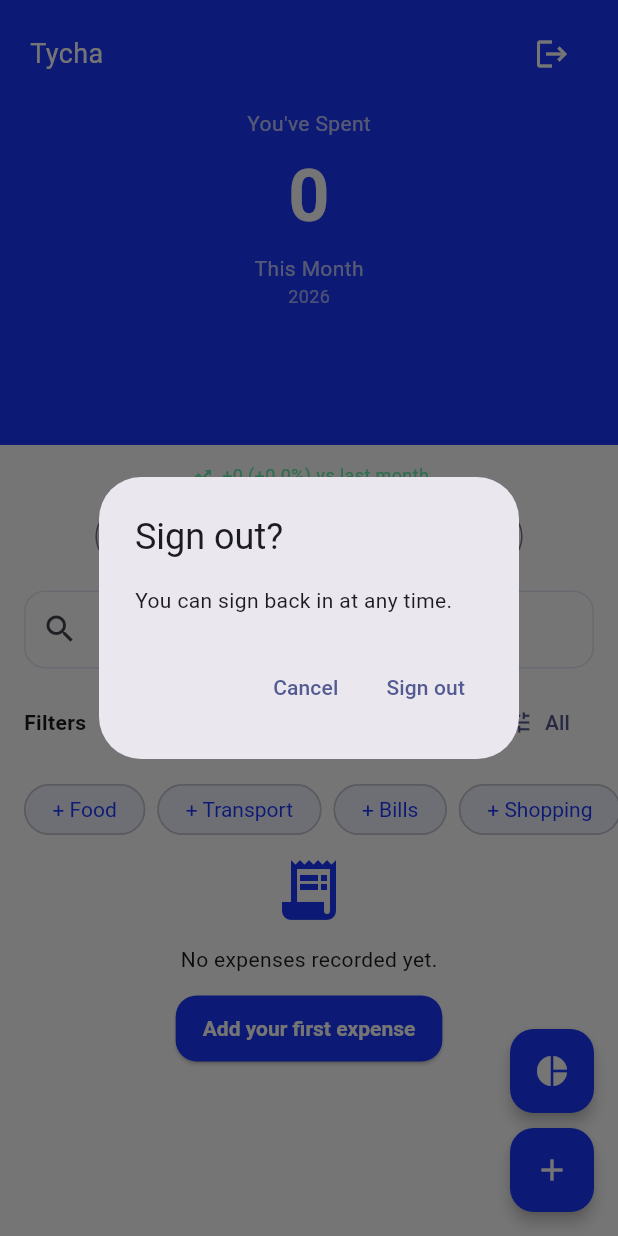
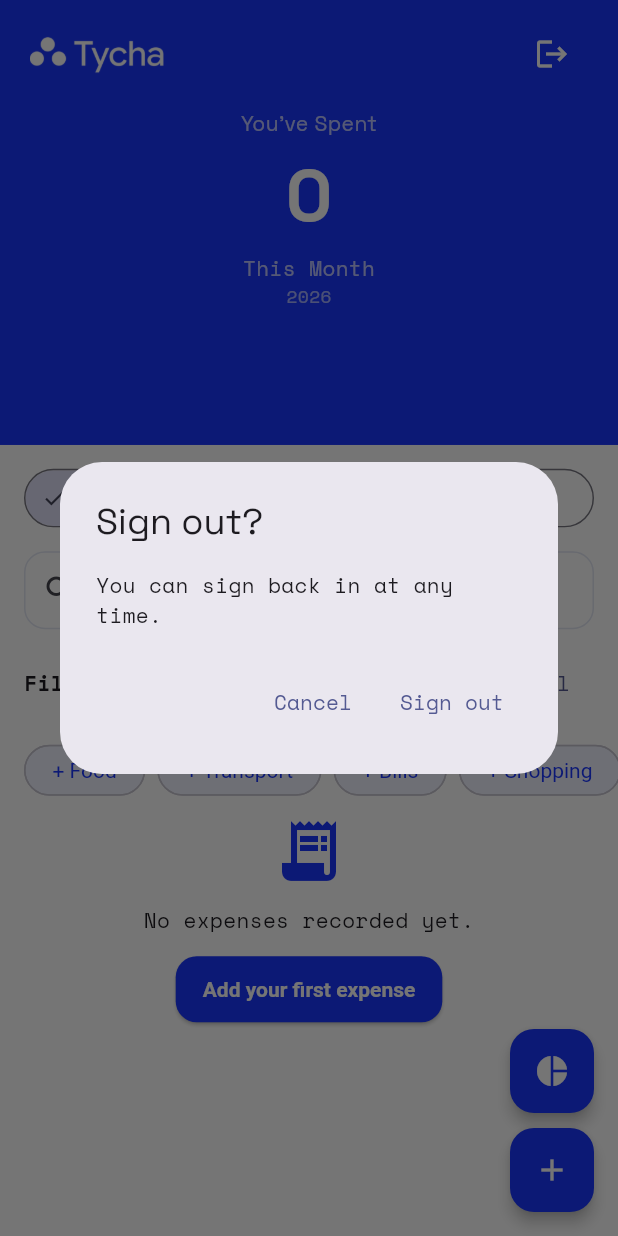
Before and after one commit to ElliotJcbH/tycha-expense-tracker, a Flutter app: the screen it shows once a user with an empty profile is signed in, after a tap on the "logout" icon, on a phone screen of 412 x 824 dp. Run offline on Flutter 3.47's test engine with Material 3 defaults, Android fonts, the phone set to English and light mode, and no system bars; our stand-ins replace cloud_firestore, firebase_auth, firebase_core, fl_chart; accounts and stored records are empty.

Commit message:
Add custom fonts and adjust UI typography/layout
Add SpaceGrotesk and SpaceMono font files and register them in pubspec.yaml. Update main theme to use the new fonts and a custom textTheme. Tweak login and signup screens: adjust paddings, logo alignment/size, spacing, and apply SpaceGrotesk to headings; add decorationColor for underlined links. Update HomeScreen: add TimeRange.year option and filter logic for yearly view, add 'Year' segment to time selector, replace app bar title text with logo, apply SpaceGrotesk to several header texts, and remove the month-delta calculation widget. Overall refinements to spacing and typography for a more consistent UI.

```diff
--- a/lib/main.dart
+++ b/lib/main.dart
@@ -51,6 +51,24 @@ class MyApp extends StatelessWidget {
       seedColor: seedColor,
       brightness: Brightness.light,
     );
+    final baseTextTheme = ThemeData.light().textTheme;
+    final textTheme = baseTextTheme.copyWith(
+      displayLarge: baseTextTheme.displayLarge?.copyWith(fontFamily: 'SpaceGrotesk'),
+      displayMedium: baseTextTheme.displayMedium?.copyWith(fontFamily: 'SpaceGrotesk'),
+      displaySmall: baseTextTheme.displaySmall?.copyWith(fontFamily: 'SpaceGrotesk'),
+      headlineLarge: baseTextTheme.headlineLarge?.copyWith(fontFamily: 'SpaceGrotesk'),
+      headlineMedium: baseTextTheme.headlineMedium?.copyWith(fontFamily: 'SpaceGrotesk'),
+      headlineSmall: baseTextTheme.headlineSmall?.copyWith(fontFamily: 'SpaceGrotesk'),
+      titleLarge: baseTextTheme.titleLarge?.copyWith(fontFamily: 'SpaceGrotesk'),
+      titleMedium: baseTextTheme.titleMedium?.copyWith(fontFamily: 'SpaceGrotesk'),
+      titleSmall: baseTextTheme.titleSmall?.copyWith(fontFamily: 'SpaceGrotesk'),
+      bodyLarge: baseTextTheme.bodyLarge?.copyWith(fontFamily: 'SpaceMono'),
+      bodyMedium: baseTextTheme.bodyMedium?.copyWith(fontFamily: 'SpaceMono'),
+      bodySmall: baseTextTheme.bodySmall?.copyWith(fontFamily: 'SpaceMono'),
+      labelLarge: baseTextTheme.labelLarge?.copyWith(fontFamily: 'SpaceMono'),
+      labelMedium: baseTextTheme.labelMedium?.copyWith(fontFamily: 'SpaceMono'),
+      labelSmall: baseTextTheme.labelSmall?.copyWith(fontFamily: 'SpaceMono'),
+    );
 
     return MaterialApp(
       title: 'Tycha Expense Tracker',
@@ -58,6 +76,9 @@ class MyApp extends StatelessWidget {
       theme: ThemeData(
         colorScheme: colorScheme,
         useMaterial3: true,
+        fontFamily: 'SpaceMono',
+        textTheme: textTheme,
+        primaryTextTheme: textTheme,
         scaffoldBackgroundColor: const Color(0xFFF7F8FC),
         appBarTheme: AppBarTheme(
           backgroundColor: seedColor,
--- a/lib/screens/authenticate/login_screen.dart
+++ b/lib/screens/authenticate/login_screen.dart
@@ -24,30 +24,32 @@ class _LoginScreenState extends State<LoginScreen> {
       backgroundColor: const Color(0xFF0000FF),
       body: SingleChildScrollView(
         child: Container(
-          padding: const EdgeInsets.symmetric(vertical: 20.0, horizontal: 40.0),
+          padding: const EdgeInsets.symmetric(vertical: 20.0, horizontal: 24.0),
           child: Form(
             key: _formKey,
             child: Column(
               crossAxisAlignment: CrossAxisAlignment.start,
               children: <Widget>[
-                const SizedBox(height: 80.0),
-                Center(
+                const SizedBox(height: 48.0),
+                Align(
+                  alignment: Alignment.centerLeft,
                   child: Image.asset(
                     'assets/images/TychaLogo.png',
-                    width: 100,
+                    width: 110,
                     fit: BoxFit.contain,
                   ),
                 ),
-                const SizedBox(height: 16.0),
+                const SizedBox(height: 12.0),
                 const Text(
                   'Start Spending\nWisely.',
                   style: TextStyle(
                     color: Colors.white,
                     fontSize: 40,
                     fontWeight: FontWeight.bold,
+                    fontFamily: 'SpaceGrotesk',
                   ),
                 ),
-                const SizedBox(height: 60.0),
+                const SizedBox(height: 28.0),
                 const Text('Email', style: TextStyle(color: Colors.white)),
                 TextFormField(
                   style: const TextStyle(color: Colors.black),
@@ -71,7 +73,7 @@ class _LoginScreenState extends State<LoginScreen> {
                     setState(() => email = val);
                   },
                 ),
-                const SizedBox(height: 30.0),
+                const SizedBox(height: 16.0),
                 const Text('Password', style: TextStyle(color: Colors.white)),
                 TextFormField(
                   obscureText: true,
@@ -98,7 +100,7 @@ class _LoginScreenState extends State<LoginScreen> {
                     setState(() => password = val);
                   },
                 ),
-                const SizedBox(height: 50.0),
+                const SizedBox(height: 24.0),
                 Center(
                   child: SizedBox(
                     width: double.infinity,
@@ -137,7 +139,7 @@ class _LoginScreenState extends State<LoginScreen> {
                     ),
                   ),
                 ),
-                const SizedBox(height: 20.0),
+                const SizedBox(height: 36.0),
                 Center(
                   child: Column(
                     children: [
@@ -150,6 +152,7 @@ class _LoginScreenState extends State<LoginScreen> {
                           style: TextStyle(
                             color: Colors.white,
                             decoration: TextDecoration.underline,
+                            decorationColor: Colors.white,
                             fontWeight: FontWeight.bold,
                           ),
                         ),
--- a/lib/screens/authenticate/signup_screen.dart
+++ b/lib/screens/authenticate/signup_screen.dart
@@ -24,17 +24,18 @@ class _SignupScreenState extends State<SignupScreen> {
       backgroundColor: const Color(0xFF0000FF),
       body: SingleChildScrollView(
         child: Container(
-          padding: const EdgeInsets.symmetric(vertical: 20.0, horizontal: 40.0),
+          padding: const EdgeInsets.symmetric(vertical: 20.0, horizontal: 24.0),
           child: Form(
             key: _formKey,
             child: Column(
               crossAxisAlignment: CrossAxisAlignment.start,
               children: <Widget>[
-                const SizedBox(height: 80.0),
-                Center(
+                const SizedBox(height: 48.0),
+                Align(
+                  alignment: Alignment.centerLeft,
                   child: Image.asset(
                     'assets/images/TychaLogo.png',
-                    width: 140,
+                    width: 110,
                     fit: BoxFit.contain,
                   ),
                 ),
@@ -45,9 +46,10 @@ class _SignupScreenState extends State<SignupScreen> {
                     color: Colors.white,
                     fontSize: 40,
                     fontWeight: FontWeight.bold,
+                    fontFamily: 'SpaceGrotesk',
                   ),
                 ),
-                const SizedBox(height: 60.0),
+                const SizedBox(height: 28.0),
                 const Text('Email', style: TextStyle(color: Colors.white)),
                 TextFormField(
                   style: const TextStyle(color: Colors.black),
@@ -71,7 +73,7 @@ class _SignupScreenState extends State<SignupScreen> {
                     setState(() => email = val);
                   },
                 ),
-                const SizedBox(height: 30.0),
+                const SizedBox(height: 16.0),
                 const Text('Password', style: TextStyle(color: Colors.white)),
                 TextFormField(
                   obscureText: true,
@@ -97,7 +99,7 @@ class _SignupScreenState extends State<SignupScreen> {
                     setState(() => password = val);
                   },
                 ),
-                const SizedBox(height: 50.0),
+                const SizedBox(height: 24.0),
                 Center(
                   child: SizedBox(
                     width: double.infinity,
@@ -130,7 +132,7 @@ class _SignupScreenState extends State<SignupScreen> {
                     ),
                   ),
                 ),
-                const SizedBox(height: 20.0),
+                const SizedBox(height: 36.0),
                 Center(
                   child: Column(
                     children: [
@@ -143,6 +145,7 @@ class _SignupScreenState extends State<SignupScreen> {
                           style: TextStyle(
                             color: Colors.white,
                             decoration: TextDecoration.underline,
+                            decorationColor: Colors.white,
                             fontWeight: FontWeight.bold,
                           ),
                         ),
--- a/lib/screens/home/home_screen.dart
+++ b/lib/screens/home/home_screen.dart
@@ -8,7 +8,7 @@ import 'add_expense_form.dart';
 import 'expense_list.dart';
 import 'chart_screen.dart';
 
-enum TimeRange { month, week, all }
+enum TimeRange { month, week, year, all }
 
 class HomeScreen extends StatefulWidget {
   final User user;
@@ -106,6 +106,9 @@ class _HomeScreenState extends State<HomeScreen> {
     } else if (selectedRange == TimeRange.week) {
       final weekAgo = now.subtract(const Duration(days: 7));
       filtered = filtered.where((e) => e.date.isAfter(weekAgo)).toList();
+    } else if (selectedRange == TimeRange.year) {
+      final yearAgo = DateTime(now.year - 1, now.month, now.day);
+      filtered = filtered.where((e) => e.date.isAfter(yearAgo)).toList();
     }
 
     if (selectedCategory != 'All') {
@@ -125,7 +128,9 @@ class _HomeScreenState extends State<HomeScreen> {
   String _rangeLabel() {
     switch (selectedRange) {
       case TimeRange.week:
-        return 'Last 7 Days';
+        return 'This Week';
+      case TimeRange.year:
+        return 'This Year';
       case TimeRange.all:
         return 'All Time';
       case TimeRange.month:
@@ -139,6 +144,7 @@ class _HomeScreenState extends State<HomeScreen> {
     switch (selectedRange) {
       case TimeRange.month:
       case TimeRange.week:
+      case TimeRange.year:
         return year.toString();
       case TimeRange.all:
       default:
@@ -233,53 +239,6 @@ class _HomeScreenState extends State<HomeScreen> {
     }
   }
 
-  Widget _buildMonthDelta(List<Expense> expenses) {
-    final totals = _monthTotals(expenses);
-    final current = totals['current'] ?? 0;
-    final previous = totals['previous'] ?? 0;
-
-    final diff = current - previous;
-    final percent = previous == 0 ? 0 : (diff / previous) * 100;
-    final isUp = diff >= 0;
-    final color = isUp ? Colors.greenAccent : Colors.redAccent;
-    final sign = isUp ? '+' : '';
-
-    return Row(
-      mainAxisAlignment: MainAxisAlignment.center,
-      children: [
-        Icon(isUp ? Icons.trending_up : Icons.trending_down, color: color, size: 16),
-        const SizedBox(width: 6),
-        Text(
-          '$sign${NumberFormat('#,###').format(diff.abs())} (${sign}${percent.toStringAsFixed(1)}%) vs last month',
-          style: TextStyle(color: color, fontSize: 12),
-        ),
-      ],
-    );
-  }
-
-  Map<String, double> _monthTotals(List<Expense> expenses) {
-    final now = DateTime.now();
-    final firstDayOfCurrentMonth = DateTime(now.year, now.month, 1);
-    final firstDayOfLastMonth = DateTime(now.year, now.month - 1, 1);
-
-    double currentMonthTotal = 0;
-    double lastMonthTotal = 0;
-
-    for (var expense in expenses) {
-      if (expense.date.isAfter(firstDayOfLastMonth)) {
-        if (expense.date.isBefore(firstDayOfCurrentMonth) || expense.date.day == 1) {
-          lastMonthTotal += expense.amount;
-        } else {
-          currentMonthTotal += expense.amount;
-        }
-      }
-    }
-
-    return {
-      'current': currentMonthTotal,
-      'previous': lastMonthTotal,
-    };
-  }
 
   void _resetFilters() {
     setState(() {
@@ -323,9 +282,10 @@ class _HomeScreenState extends State<HomeScreen> {
                         Row(
                           mainAxisAlignment: MainAxisAlignment.spaceBetween,
                           children: [
-                            const Text(
-                              'Tycha',
-                              style: TextStyle(color: Colors.white, fontSize: 18),
+                            Image.asset(
+                              'assets/images/TychaLogo.png',
+                              width: 90,
+                              fit: BoxFit.contain,
                             ),
                             IconButton(
                               icon: const Icon(Icons.logout, color: Colors.white),
@@ -339,7 +299,11 @@ class _HomeScreenState extends State<HomeScreen> {
                             children: [
                               Text(
                                 "You've Spent",
-                                style: TextStyle(color: Colors.white.withOpacity(0.7), fontSize: 14),
+                                style: TextStyle(
+                                  color: Colors.white.withOpacity(0.7),
+                                  fontSize: 14,
+                                  fontFamily: 'SpaceGrotesk',
+                                ),
                               ),
                               const SizedBox(height: 4),
                               FittedBox(
@@ -350,6 +314,7 @@ class _HomeScreenState extends State<HomeScreen> {
                                     color: Colors.white,
                                     fontSize: 48,
                                     fontWeight: FontWeight.bold,
+                                    fontFamily: 'SpaceGrotesk',
                                   ),
                                 ),
                               ),
@@ -374,12 +339,6 @@ class _HomeScreenState extends State<HomeScreen> {
                 child: ListView(
                   padding: const EdgeInsets.only(top: 12),
                   children: [
-                    if (selectedRange == TimeRange.month)
-                      Padding(
-                        padding: const EdgeInsets.symmetric(horizontal: 16),
-                        child: _buildMonthDelta(expenses),
-                      ),
-                    const SizedBox(height: 8),
                     Padding(
                       padding: const EdgeInsets.symmetric(horizontal: 16),
                       child: Center(
@@ -388,7 +347,8 @@ class _HomeScreenState extends State<HomeScreen> {
                           child: SegmentedButton<TimeRange>(
                             segments: const [
                               ButtonSegment(value: TimeRange.month, label: Text('Month')),
-                              ButtonSegment(value: TimeRange.week, label: Text('7 Days')),
+                              ButtonSegment(value: TimeRange.week, label: Text('Week')),
+                              ButtonSegment(value: TimeRange.year, label: Text('Year')),
                               ButtonSegment(value: TimeRange.all, label: Text('All')),
                             ],
                             selected: {selectedRange},
```
Also changed, not shown: pubspec.yaml (+13 -0 lines), assets/fonts/SpaceGrotesk-Bold.ttf (added), assets/fonts/SpaceGrotesk-Regular.ttf (added), assets/fonts/SpaceMono-Bold.ttf (added), assets/fonts/SpaceMono-Regular.ttf (added).
